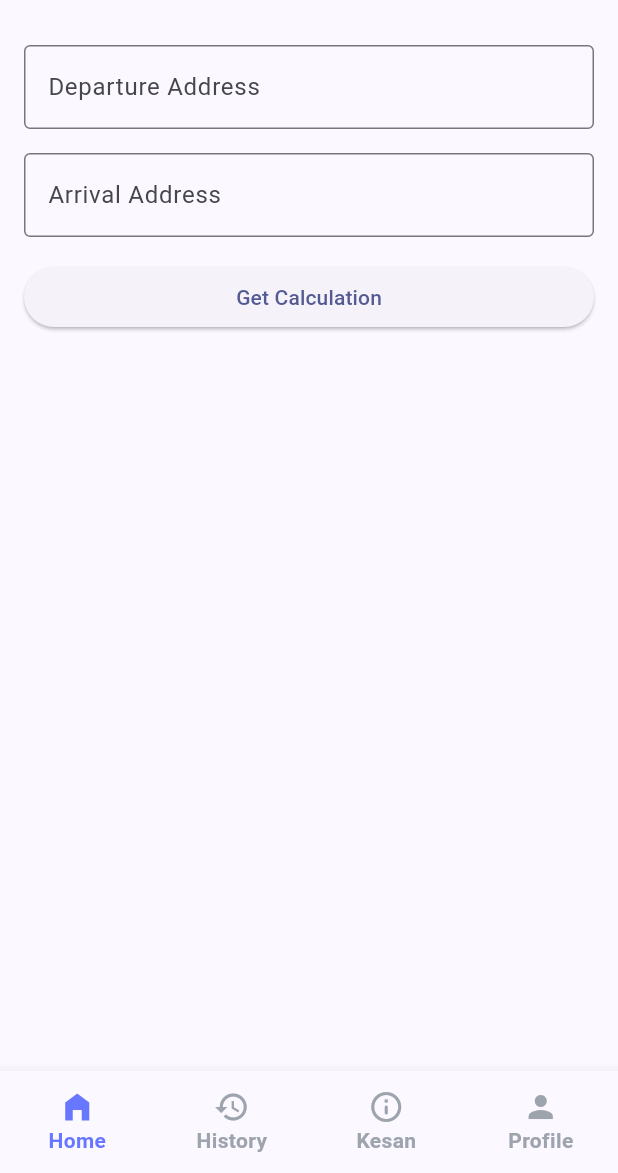
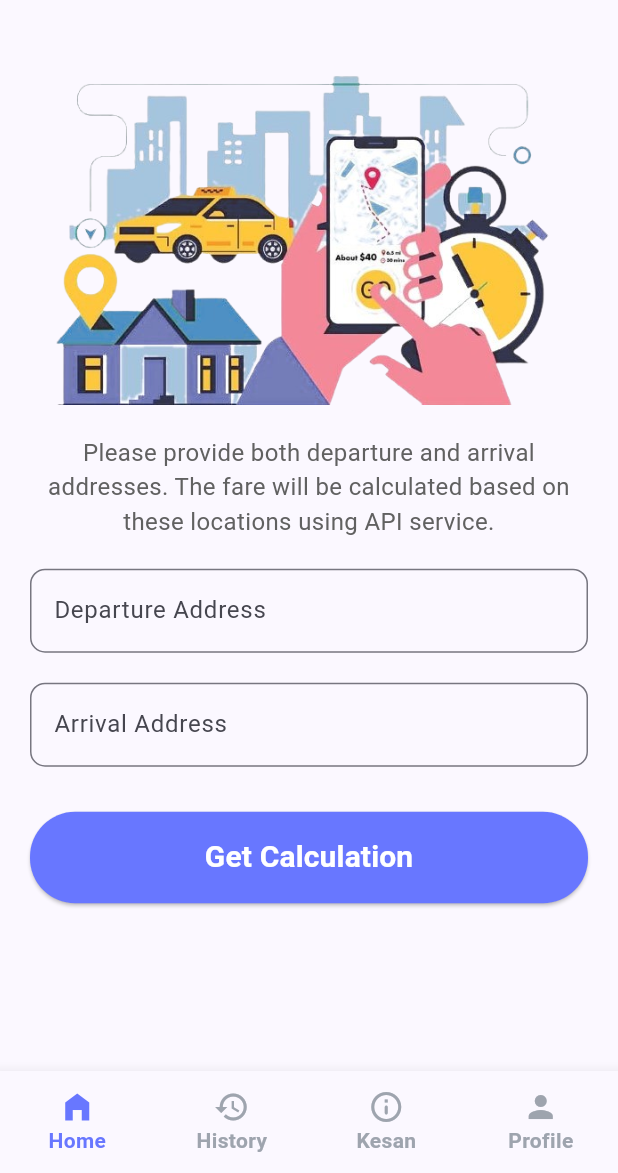
Before and after one commit to anindiaazzahra/Taxi-Fare-Calculator, a Flutter app: the HomeScreen screen opened by its route, on a phone screen of 412 x 824 dp, the part 63-1236 px from its top. Run offline on Flutter 3.47's test engine with Material 3 defaults, Android fonts, the phone set to English and light mode, and no system bars; drawn by our look-alikes of modal_progress_hud_nsn; our stand-ins replace flutter_dotenv, go_router, hive, hive_flutter, shared_preferences; missing offline and left inert: encrypt; accounts and stored records are empty.

Commit message:
Update the layout

```diff
--- a/lib/screens/home_screen.dart
+++ b/lib/screens/home_screen.dart
@@ -1,7 +1,7 @@
 import 'dart:convert';
-
 import 'package:flutter/material.dart';
 import 'package:hive_flutter/hive_flutter.dart';
+import 'package:modal_progress_hud_nsn/modal_progress_hud_nsn.dart';
 import 'package:shared_preferences/shared_preferences.dart';
 import 'package:taxi_fare/models/history.dart';
 import 'package:taxi_fare/models/location_model.dart';
@@ -9,6 +9,7 @@ import 'package:taxi_fare/models/taxi_fare_model.dart';
 import 'package:taxi_fare/screens/detail_history_screen.dart';
 import 'package:taxi_fare/services/location_service.dart';
 import 'package:taxi_fare/services/taxi_fare_service.dart';
+import 'package:taxi_fare/utils/colors.dart';
 
 class HomeScreen extends StatefulWidget {
   const HomeScreen({Key? key}) : super(key: key);
@@ -23,10 +24,12 @@ class _HomeScreenState extends State<HomeScreen> {
   Location? arrivalLocation;
   TaxiFare? fare;
   DateTime? estimatedArrivalTime;
+  bool isLoading = false;
   final TextEditingController departureController = TextEditingController();
   final TextEditingController arrivalController = TextEditingController();
   final LocationService locationService = LocationService();
   final TaxiFareService taxiFareService = TaxiFareService();
+  final _formKey = GlobalKey<FormState>(); // Form key for validation
 
   @override
   void initState() {
@@ -45,6 +48,14 @@ class _HomeScreenState extends State<HomeScreen> {
   }
 
   void getLocations() async {
+    if (!_formKey.currentState!.validate()) {
+      return;
+    }
+
+    setState(() {
+      isLoading = true;
+    });
+
     try {
       final departureResult = await locationService.getLocation(departureController.text);
       final arrivalResult = await locationService.getLocation(arrivalController.text);
@@ -93,6 +104,10 @@ class _HomeScreenState extends State<HomeScreen> {
           );
         },
       );
+    } finally {
+      setState(() {
+        isLoading = false;
+      });
     }
   }
 
@@ -142,6 +157,9 @@ class _HomeScreenState extends State<HomeScreen> {
               ),
             ),
           );
+
+          departureController.clear();
+          arrivalController.clear();
         } else {
           showDialog(
             context: context,
@@ -179,13 +197,17 @@ class _HomeScreenState extends State<HomeScreen> {
             );
           },
         );
+      } finally {
+        setState(() {
+          isLoading = false;
+        });
       }
     }
   }
 
-
   @override
   Widget build(BuildContext context) {
+    Size size = MediaQuery.of(context).size;
     return Scaffold(
       appBar: AppBar(
         title: const Text(
@@ -196,84 +218,95 @@ class _HomeScreenState extends State<HomeScreen> {
         ),
         centerTitle: true,
       ),
-      body: SingleChildScrollView(
+      body: ModalProgressHUD(
+        inAsyncCall: isLoading,
+        progressIndicator: CircularProgressIndicator(),
+        child: SingleChildScrollView(
           child: Padding(
-          padding: EdgeInsets.all(16.0),
+            padding: const EdgeInsets.all(20.0),
+            child: Form(
+              key: _formKey, // Form key for validation
               child: Column(
                 crossAxisAlignment: CrossAxisAlignment.stretch,
                 children: [
-              TextField(
+                  Image.asset(
+                    'lib/assets/images/taxi-fare-calculation.png',
+                    width: size.width * 0.7,
+                  ),
+                  SizedBox(height: 20.0),
+                  Text(
+                    'Please provide both departure and arrival addresses. The fare will be calculated based on these locations using API service.',
+                    style: TextStyle(
+                      fontSize: 16.0,
+                      color: Colors.grey[700],
+                    ),
+                    textAlign: TextAlign.center,
+                  ),
+                  SizedBox(height: 20.0),
+                  TextFormField(
                     controller: departureController,
                     decoration: InputDecoration(
                       labelText: 'Departure Address',
-                  border: OutlineInputBorder(),
+                      border: OutlineInputBorder(
+                        borderRadius: BorderRadius.circular(10.0),
+                        borderSide: BorderSide(color: primaryColor),
+                      ),
+                      focusedBorder: OutlineInputBorder(
+                        borderRadius: BorderRadius.circular(10.0),
+                        borderSide: BorderSide(color: primaryColor),
                       ),
                     ),
-              SizedBox(height: 16.0),
-              TextField(
+                    validator: (value) {
+                      if (value == null || value.isEmpty) {
+                        return 'Please enter a departure address';
+                      }
+                      return null;
+                    },
+                  ),
+                  SizedBox(height: 20.0),
+                  TextFormField(
                     controller: arrivalController,
                     decoration: InputDecoration(
                       labelText: 'Arrival Address',
-                  border: OutlineInputBorder(),
+                      border: OutlineInputBorder(
+                        borderRadius: BorderRadius.circular(10.0),
+                        borderSide: BorderSide(color: primaryColor),
+                      ),
+                      focusedBorder: OutlineInputBorder(
+                        borderRadius: BorderRadius.circular(10.0),
+                        borderSide: BorderSide(color: primaryColor),
                       ),
                     ),
-              SizedBox(height: 16.0),
+                    validator: (value) {
+                      if (value == null || value.isEmpty) {
+                        return 'Please enter an arrival address';
+                      }
+                      return null;
+                    },
+                  ),
+                  SizedBox(height: 30.0),
                   ElevatedButton(
                     onPressed: getLocations,
-                child: Text('Get Calculation'),
+                    style: ElevatedButton.styleFrom(
+                      backgroundColor: primaryColor,
+                      shape: RoundedRectangleBorder(
+                        borderRadius: BorderRadius.circular(30),
                       ),
-              SizedBox(height: 16.0),
-              if (departureLocation != null && arrivalLocation != null)
-                Column(
-                  crossAxisAlignment: CrossAxisAlignment.stretch,
-                  children: [
-                    Text(
-                      'Departure Location:',
-                      style: TextStyle(fontSize: 16, fontWeight: FontWeight.bold),
+                      minimumSize: Size(size.width, 60),
+                      padding: EdgeInsets.symmetric(vertical: 16.0),
                     ),
-                    Text(
-                      'Latitude: ${departureLocation!.latitude}, Longitude: ${departureLocation!.longitude}, ${departureLocation!.address}',
-                      style: TextStyle(fontSize: 14),
+                    child: const Text(
+                      "Get Calculation",
+                      style: TextStyle(
+                        fontWeight: FontWeight.bold,
+                        color: Colors.white,
+                        fontSize: 20,
                       ),
-                    SizedBox(height: 8.0),
-                    Text(
-                      'Arrival Location:',
-                      style: TextStyle(fontSize: 16, fontWeight: FontWeight.bold),
                     ),
-                    Text(
-                      'Latitude: ${arrivalLocation!.latitude}, Longitude: ${arrivalLocation!.longitude},${arrivalLocation!.address}',
-                      style: TextStyle(fontSize: 14),
                   ),
                 ],
               ),
-              if (fare != null)
-                Column(
-                  crossAxisAlignment: CrossAxisAlignment.stretch,
-                  children: [
-                    Text(
-                      'Taxi Fare:',
-                      style: TextStyle(fontSize: 16, fontWeight: FontWeight.bold),
             ),
-                      Text(
-                        'Price: ${fare!.fares[0].priceInCents != null ? '\$${(fare!.fares[0].priceInCents! / 100).toStringAsFixed(2)}' : 'N/A'}',
-                        style: TextStyle(fontSize: 14),
-                      ),
-                    Text(
-                      'Distance: ${fare!.distance} km',
-                      style: TextStyle(fontSize: 14),
-                    ),
-                    Text(
-                      'Duration: ${fare!.duration} min',
-                      style: TextStyle(fontSize: 14),
-                    ),
-                    if (estimatedArrivalTime != null)
-                      Text(
-                        'Estimated Arrival Time: ${estimatedArrivalTime!.toLocal().toString().split(' ')[1].substring(0, 5)}',
-                        style: TextStyle(fontSize: 14),
-                      ),
-                  ],
-                ),
-            ],
           ),
         ),
       ),
--- a/lib/screens/sign_up_screen.dart
+++ b/lib/screens/sign_up_screen.dart
@@ -76,6 +76,7 @@ class _SignUpPageState extends State<SignUpScreen> {
     showDialog(
       context: context,
       builder: (ctx) => AlertDialog(
+        backgroundColor: backgroundColor1,
         shape: RoundedRectangleBorder(
           borderRadius: BorderRadius.circular(15),
         ),
@@ -158,7 +159,7 @@ class _SignUpPageState extends State<SignUpScreen> {
                         style: ElevatedButton.styleFrom(
                           backgroundColor: primaryColor,
                           shape: RoundedRectangleBorder(
-                            borderRadius: BorderRadius.circular(15),
+                            borderRadius: BorderRadius.circular(30),
                           ),
                           minimumSize: Size(size.width, 68),
                         ),
--- a/pubspec.yaml
+++ b/pubspec.yaml
@@ -39,6 +39,7 @@ dependencies:
   shared_preferences: ^2.2.3
   encrypt: ^5.0.0
   intl: ^0.19.0
+  modal_progress_hud_nsn: ^0.5.1
 
 dev_dependencies:
   flutter_test:
@@ -68,6 +69,7 @@ flutter:
     - .env
     - lib/assets/images/taxi.png
     - lib/assets/images/profile.png
+    - lib/assets/images/taxi-fare-calculation.png
 
   # An image asset can refer to one or more resolution-specific "variants", see
   # https://flutter.dev/assets-and-images/#resolution-aware
```
Also changed, not shown: lib/models/exchange_rate_model.dart (deleted, +0 -43 lines), lib/screens/detail_history_screen.dart (+10 -6 lines), lib/screens/history_screen.dart (+45 -14 lines), lib/screens/profile_screen.dart (+28 -12 lines), lib/screens/sign_in_screen.dart (+4 -3 lines), lib/screens/splash_screen.dart (+10 -12 lines), lib/services/exchange_rate_service.dart (deleted, +0 -24 lines), lib/utils/colors.dart (+2 -5 lines), lib/assets/images/taxi-fare-calculation.png (added), lib/assets/images/taxi.jpg (deleted), lib/assets/images/taxii.png (deleted), pubspec.lock. Lines whose indentation alone changed are shown as unchanged.
